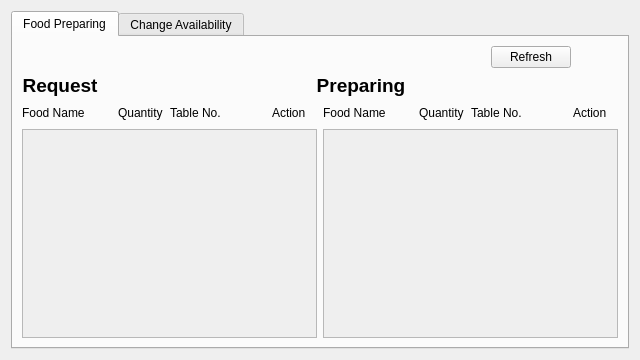
Old version of the form frontend/chef_wid.ui in the repository therealrahulsahu/se_project.
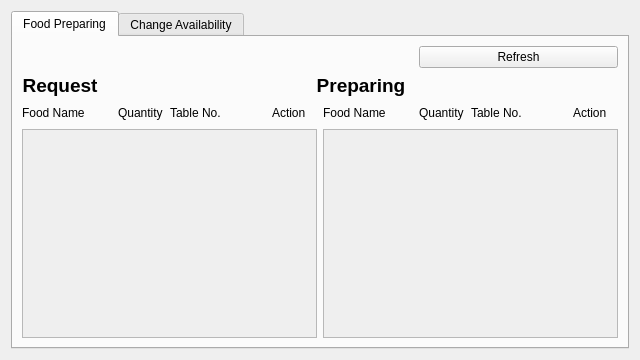
New version of the form.

```diff
--- a/frontend/chef_wid.ui
+++ b/frontend/chef_wid.ui
@@ -25,7 +25,7 @@
       </attribute>
       <layout class="QVBoxLayout" name="verticalLayout_4" stretch="2,2,0,20">
        <item>
-        <layout class="QHBoxLayout" name="horizontalLayout_2" stretch="20,2,2">
+        <layout class="QHBoxLayout" name="horizontalLayout_2" stretch="10,5">
          <item>
           <spacer name="horizontalSpacer">
            <property name="orientation">
@@ -46,19 +46,6 @@
            </property>
           </widget>
          </item>
-         <item>
-          <spacer name="horizontalSpacer_2">
-           <property name="orientation">
-            <enum>Qt::Horizontal</enum>
-           </property>
-           <property name="sizeHint" stdset="0">
-            <size>
-             <width>40</width>
-             <height>20</height>
-            </size>
-           </property>
-          </spacer>
-         </item>
         </layout>
        </item>
        <item>
```
Left out of the diff: 4 changed lines with no effect on the pictures.
